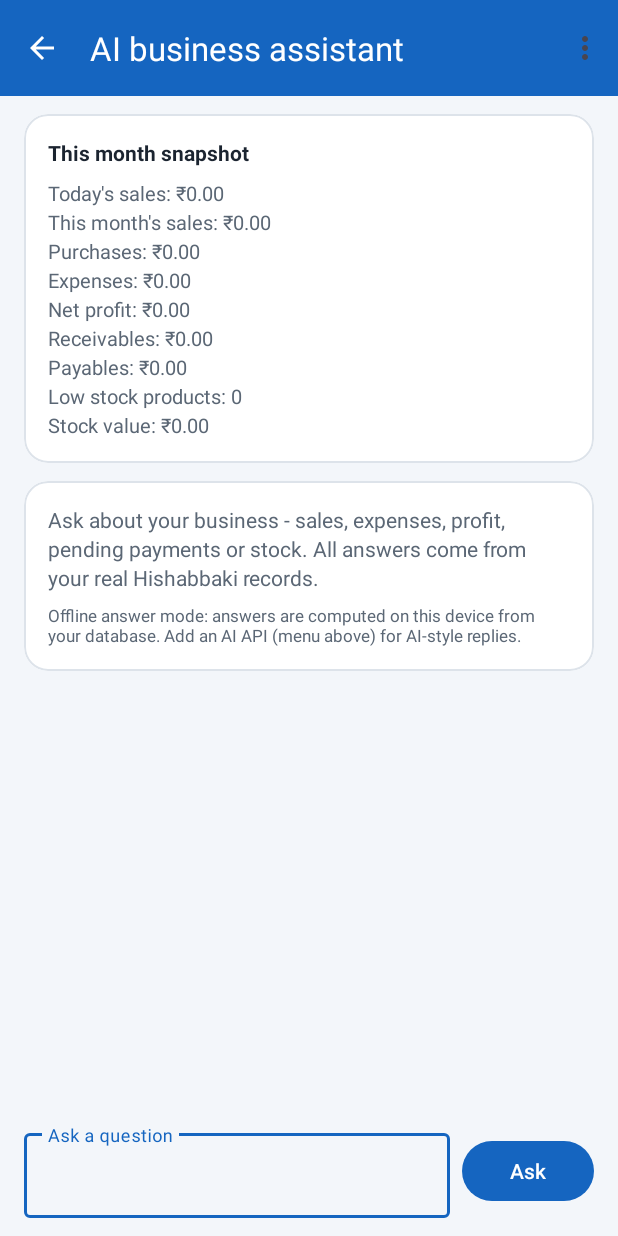
After one commit to Rumpa20/Hishabbaki, an Android app: the AiAssistantActivity screen opened directly, with no data from a screen before it, on a phone screen of 412 x 824 dp. The commit adds this screen. Run offline under Robolectric (Android 15) with nearby library versions, the phone set to English and light mode, and no system bars.

Commit message:
AI business assistant: offline answers from real business data with optional user-configured OpenAI-compatible API (key stored on device only)
Co-authored-by: Rumpa20 <Rumpa20@users.noreply.github.com>

```diff
--- a/app/src/main/AndroidManifest.xml
+++ b/app/src/main/AndroidManifest.xml
@@ -111,6 +111,11 @@
             android:windowSoftInputMode="adjustResize" />
 
         <activity
+            android:name=".AiAssistantActivity"
+            android:exported="false"
+            android:windowSoftInputMode="adjustResize" />
+
+        <activity
             android:name=".CashbookActivity"
             android:exported="false"
             android:windowSoftInputMode="adjustResize" />
--- /dev/null
+++ b/app/src/main/java/com/hisabbaki/app/AiAssistantActivity.kt
@@ -0,0 +1,356 @@
+package com.hisabbaki.app
+
+import android.os.Bundle
+import android.view.View
+import android.widget.TextView
+import android.widget.Toast
+import androidx.appcompat.app.AppCompatActivity
+import com.google.android.material.appbar.MaterialToolbar
+import com.google.android.material.button.MaterialButton
+import com.google.android.material.dialog.MaterialAlertDialogBuilder
+import com.google.android.material.textfield.TextInputEditText
+import com.hisabbaki.app.data.BillingRepo
+import com.hisabbaki.app.data.Db
+import com.hisabbaki.app.data.ExpenseRepo
+import com.hisabbaki.app.data.InventoryRepo
+import com.hisabbaki.app.data.Party
+import com.hisabbaki.app.data.Product
+import com.hisabbaki.app.data.Repository
+import com.hisabbaki.app.util.Money
+import com.hisabbaki.app.util.Qty
+import java.io.IOException
+import java.net.HttpURLConnection
+import java.net.URL
+import java.util.Calendar
+import org.json.JSONArray
+import org.json.JSONObject
+
+/**
+ * Answers business questions from the local database. Optionally forwards the
+ * same computed snapshot to a user-configured OpenAI-compatible API.
+ */
+class AiAssistantActivity : AppCompatActivity() {
+
+    private data class Brief(
+        val todaySalesPaise: Long,
+        val monthSalesPaise: Long,
+        val monthPurchasesPaise: Long,
+        val monthExpensesPaise: Long,
+        val monthProfitPaise: Long,
+        val receivablePaise: Long,
+        val payablePaise: Long,
+        val lowStock: List<Product>,
+        val outOfStockCount: Int,
+        val stockValuePaise: Long,
+        val topCustomers: List<Party>,
+        val topSuppliers: List<Party>
+    )
+
+    private lateinit var tvBrief: TextView
+    private lateinit var tvQuestion: TextView
+    private lateinit var tvAnswer: TextView
+    private lateinit var tvAnswerMeta: TextView
+
+    private var brief: Brief? = null
+    private var requestId = 0
+
+    override fun onCreate(savedInstanceState: Bundle?) {
+        super.onCreate(savedInstanceState)
+        setContentView(R.layout.activity_ai_assistant)
+
+        val toolbar = findViewById<MaterialToolbar>(R.id.toolbar)
+        toolbar.setNavigationOnClickListener { finish() }
+        toolbar.inflateMenu(R.menu.menu_ai)
+        toolbar.setOnMenuItemClickListener { item ->
+            if (item.itemId == R.id.action_ai_config) {
+                showAiConfigDialog()
+                true
+            } else {
+                false
+            }
+        }
+
+        tvBrief = findViewById(R.id.tvBrief)
+        tvQuestion = findViewById(R.id.tvQuestion)
+        tvAnswer = findViewById(R.id.tvAnswer)
+        tvAnswerMeta = findViewById(R.id.tvAnswerMeta)
+        tvAnswerMeta.text = aiConfigNote()
+
+        findViewById<MaterialButton>(R.id.btnAsk).setOnClickListener { onAsk() }
+        loadBrief()
+    }
+
+    private fun bizId(): Int = Prefs.currentBusinessId(this)
+
+    private fun aiConfigured(): Boolean =
+        Prefs.aiBaseUrl(this).isNotBlank() && Prefs.aiModel(this).isNotBlank()
+
+    private fun aiConfigNote(): String =
+        if (aiConfigured()) {
+            getString(R.string.ai_remote_note) + " (" + Prefs.aiModel(this) + ")"
+        } else {
+            getString(R.string.ai_local_note)
+        }
+
+    // ------------------------------------------------------------ local snapshot
+
+    private fun loadBrief() {
+        val appCtx = applicationContext
+        val businessId = bizId()
+        requestId += 1
+        val myId = requestId
+
+        Db.async({
+            val now = System.currentTimeMillis()
+            val dayStart = ExpenseRepo.dayStart(now)
+            val cal = Calendar.getInstance()
+            cal.set(Calendar.DAY_OF_MONTH, 1)
+            val monthStart = ExpenseRepo.dayStart(cal.timeInMillis)
+            cal.add(Calendar.MONTH, 1)
+            val monthEnd = ExpenseRepo.dayStart(cal.timeInMillis)
+
+            val billing = BillingRepo.get(appCtx)
+            val inventory = InventoryRepo.get(appCtx)
+            val repo = Repository.get(appCtx)
+            val todayT = billing.getBusinessTotals(businessId, dayStart, dayStart + DAY_MS)
+            val monthT = billing.getBusinessTotals(businessId, monthStart, monthEnd)
+            val stats = inventory.getProductStats(businessId)
+            Brief(
+                todaySalesPaise = todayT.salesPaise - todayT.salesReturnsPaise,
+                monthSalesPaise = monthT.salesPaise - monthT.salesReturnsPaise,
+                monthPurchasesPaise = monthT.purchasesPaise - monthT.purchaseReturnsPaise,
+                monthExpensesPaise = monthT.expensesPaise,
+                monthProfitPaise = monthT.netProfitPaise,
+                receivablePaise = monthT.receivablePaise,
+                payablePaise = monthT.payablePaise,
+                lowStock = stats.lowStock,
+                outOfStockCount = stats.outOfStockCount,
+                stockValuePaise = stats.stockValuePaise,
+                topCustomers = repo.getParties(false, "", true).filter { it.balancePaise > 0 }.take(5),
+                topSuppliers = repo.getParties(true, "", true).filter { it.balancePaise > 0 }.take(5)
+            )
+        }) { result ->
+            if (isFinishing || isDestroyed || myId != requestId) return@async
+            result.onSuccess {
+                brief = it
+                tvBrief.text = buildBriefText(it)
+            }
+            result.onFailure {
+                Toast.makeText(appCtx, R.string.error_load, Toast.LENGTH_SHORT).show()
+            }
+        }
+    }
+
+    private fun buildBriefText(b: Brief): String = buildString {
+        append(getString(R.string.ai_today_sales)).append(": ")
+        append(Money.format(b.todaySalesPaise)).append('\n')
+        append(getString(R.string.ai_month_sales)).append(": ")
+        append(Money.format(b.monthSalesPaise)).append('\n')
+        append(getString(R.string.ai_purchases)).append(": ")
+        append(Money.format(b.monthPurchasesPaise)).append('\n')
+        append(getString(R.string.ai_expenses)).append(": ")
+        append(Money.format(b.monthExpensesPaise)).append('\n')
+        append(getString(R.string.ai_profit)).append(": ")
+        append(Money.format(b.monthProfitPaise)).append('\n')
+        append(getString(R.string.ai_receivables)).append(": ")
+        append(Money.format(b.receivablePaise)).append('\n')
+        append(getString(R.string.ai_payables)).append(": ")
+        append(Money.format(b.payablePaise)).append('\n')
+        append(getString(R.string.ai_low_stock)).append(": ").append(b.lowStock.size)
+        if (b.outOfStockCount > 0) {
+            append("  (\u26a0 ").append(b.outOfStockCount).append(')')
+        }
+        append('\n')
+        append(getString(R.string.ai_stock_value)).append(": ").append(Money.format(b.stockValuePaise))
+    }
+
+    // ------------------------------------------------------------ ask
+
+    private fun onAsk() {
+        val etQuestion = findViewById<TextInputEditText>(R.id.etQuestion)
+        val question = etQuestion.text.toString().trim()
+        if (question.isEmpty()) return
+        val b = brief ?: return
+
+        tvQuestion.text = question
+        tvQuestion.visibility = View.VISIBLE
+        tvAnswer.text = getString(R.string.ai_thinking)
+        etQuestion.setText("")
+
+        if (aiConfigured()) {
+            Db.async({ callApi(question, buildBriefText(b)) }) { result ->
+                if (isFinishing || isDestroyed) return@async
+                result.onSuccess { answer ->
+                    tvAnswer.text = answer
+                    tvAnswerMeta.text = aiConfigNote()
+                }
+                result.onFailure {
+                    tvAnswer.text = localAnswer(b, question)
+                    tvAnswerMeta.text = getString(R.string.ai_network_error)
+                }
+            }
+        } else {
+            tvAnswer.text = localAnswer(b, question)
+            tvAnswerMeta.text = aiConfigNote()
+        }
+    }
+
+    /** Offline answers computed from the snapshot; supports EN / BN / HI keywords. */
+    private fun localAnswer(b: Brief, question: String): String {
+        val q = question.lowercase()
+        val wantsSales = hasAny(q, "sale", "sales", "bikri", "bikroy", "\u09ac\u09bf\u0995\u09cd\u09b0\u09bf", "\u092c\u093f\u0915\u094d\u0930\u0940", "\u0935\u093f\u0915\u094d\u0930\u092f")
+        val wantsToday = hasAny(q, "today", "\u0986\u099c", "\u0906\u091c")
+        val wantsPurchases = hasAny(q, "purchase", "\u0995\u09c7\u09a8\u09be", "\u0995\u09c7\u09a8\u09be\u0995\u09be\u099f\u09be", "\u0996\u09b0\u09bf\u09a6", "\u0916\u0930\u0940\u0926")
+        val wantsExpenses = hasAny(q, "expense", "\u0996\u09b0\u099a", "\u0996\u09b0\u09cd\u099a", "\u0916\u0930\u094d\u091a", "\u0935\u094d\u092f\u092f")
+        val wantsProfit = hasAny(q, "profit", "\u09b2\u09be\u09ad", "\u09ae\u09c1\u09a8\u09be\u09ab\u09bc\u09be", "\u0932\u093e\u09ad", "\u092e\u0941\u0928\u093e\u092b\u093c\u093e")
+        val wantsReceivable = hasAny(q, "receivable", "pending", "udhar", "due", "customer", "\u09ac\u09be\u0995\u09bf", "\u0989\u09a7\u09be\u09b0", "\u09aa\u09be\u0993\u09a8\u09be", "\u092c\u093e\u0915\u0940", "\u0909\u0927\u093e\u0930", "\u092c\u0915\u093e\u092f\u093e", "\u0917\u094d\u0930\u093e\u0939\u0915", "\u0995\u09be\u09b8\u09cd\u099f\u09ae\u09be\u09b0")
+        val wantsPayable = hasAny(q, "payable", "supplier", "owe", "\u09a6\u09c7\u09a8\u09be", "\u09b8\u09be\u09aa\u09cd\u09b2\u09be\u09af\u09bc\u09be\u09b0", "\u0926\u0947\u092f", "\u0938\u092a\u094d\u0932\u093e\u092f\u0930")
+        val wantsStock = hasAny(q, "stock", "inventory", "\u09b8\u09cd\u099f\u0995", "\u09ae\u099c\u09c1\u09a6", "\u09ae\u09be\u09b2", "\u0938\u094d\u091f\u0949\u0915", "\u0935\u0938\u094d\u0924\u0941", "\u092e\u093e\u09b2")
+
+        if (!wantsSales && !wantsPurchases && !wantsExpenses && !wantsProfit &&
+            !wantsReceivable && !wantsPayable && !wantsStock
+        ) {
+            return buildBriefText(b)
+        }
+
+        val lines = ArrayList<String>()
+        if (wantsSales) {
+            if (wantsToday) {
+                lines.add(getString(R.string.ai_today_sales) + ": " + Money.format(b.todaySalesPaise))
+            } else {
+                lines.add(getString(R.string.ai_month_sales) + ": " + Money.format(b.monthSalesPaise))
+            }
+        }
+        if (wantsPurchases) {
+            lines.add(getString(R.string.ai_purchases) + ": " + Money.format(b.monthPurchasesPaise))
+        }
+        if (wantsExpenses) {
+            lines.add(getString(R.string.ai_expenses) + ": " + Money.format(b.monthExpensesPaise))
+        }
+        if (wantsProfit) {
+            lines.add(getString(R.string.ai_profit) + ": " + Money.format(b.monthProfitPaise))
+        }
+        if (wantsReceivable) {
+            lines.add(getString(R.string.ai_receivables) + ": " + Money.format(b.receivablePaise))
+            if (b.topCustomers.isEmpty()) {
+                lines.add(getString(R.string.ai_top_customers_title) + ": " + getString(R.string.ai_none))
+            } else {
+                lines.add(getString(R.string.ai_top_customers_title) + ":")
+                for (p in b.topCustomers) {
+                    lines.add("\u2022 " + p.name + " \u2013 " + Money.format(p.balancePaise))
+                }
+            }
+        }
+        if (wantsPayable) {
+            lines.add(getString(R.string.ai_payables) + ": " + Money.format(b.payablePaise))
+            for (p in b.topSuppliers) {
+                lines.add("\u2022 " + p.name + " \u2013 " + Money.format(p.balancePaise))
+            }
+        }
+        if (wantsStock) {
+            lines.add(getString(R.string.ai_low_stock) + ": " + b.lowStock.size)
+            lines.add(getString(R.string.ai_stock_value) + ": " + Money.format(b.stockValuePaise))
+            for (p in b.lowStock.take(5)) {
+                lines.add("\u2022 " + p.name + " \u2013 " + Qty.format(p.stockMilli, p.unit))
+            }
+        }
+        return lines.joinToString("\n")
+    }
+
+    private fun hasAny(q: String, vararg keys: String): Boolean = keys.any { q.contains(it) }
+
+    // ------------------------------------------------------------ remote API
+
+    private fun callApi(question: String, snapshot: String): String {
+        val base = Prefs.aiBaseUrl(this).trim().trimEnd('/')
+        val model = Prefs.aiModel(this).trim()
+        val key = Prefs.aiApiKey(this).trim()
+        val url = URL(if (base.endsWith("/chat/completions")) base else base + "/chat/completions")
+
+        val messages = JSONArray()
+            .put(
+                JSONObject()
+                    .put("role", "system")
+                    .put("content", SYSTEM_PROMPT + "\n\n" + snapshot)
+            )
+            .put(
+                JSONObject()
+                    .put("role", "user")
+                    .put("content", question)
+            )
+        val payload = JSONObject()
+            .put("model", model)
+            .put("max_tokens", 600)
+            .put("messages", messages)
+
+        val conn = url.openConnection() as HttpURLConnection
+        try {
+            conn.requestMethod = "POST"
+            conn.connectTimeout = 15000
+            conn.readTimeout = 60000
+            conn.doOutput = true
+            conn.setRequestProperty("Content-Type", "application/json")
+            if (key.isNotEmpty()) conn.setRequestProperty("Authorization", "Bearer $key")
+            conn.outputStream.use { out ->
+                out.write(payload.toString().toByteArray(Charsets.UTF_8))
+            }
+            val code = conn.responseCode
+            val stream = if (code in 200..299) conn.inputStream else conn.errorStream
+            val body = stream?.bufferedReader()?.use { it.readText() } ?: ""
+            if (code !in 200..299) throw IOException("HTTP $code")
+            val choices = JSONObject(body).getJSONArray("choices")
+            return choices.getJSONObject(0).getJSONObject("message")
+                .getString("content").trim()
+        } finally {
+            conn.disconnect()
+        }
+    }
+
+    // ------------------------------------------------------------ config dialog
+
+    private fun showAiConfigDialog() {
+        val view = layoutInflater.inflate(R.layout.dialog_ai_config, null)
+        val etBaseUrl = view.findViewById<TextInputEditText>(R.id.etAiBaseUrl)
+        val etModel = view.findViewById<TextInputEditText>(R.id.etAiModel)
+        val etKey = view.findViewById<TextInputEditText>(R.id.etAiApiKey)
+        etBaseUrl.setText(Prefs.aiBaseUrl(this))
+        etModel.setText(Prefs.aiModel(this))
+        etKey.setText(Prefs.aiApiKey(this))
+
+        MaterialAlertDialogBuilder(this)
+            .setTitle(R.string.ai_config)
+            .setView(view)
+            .setNegativeButton(R.string.cancel, null)
+            .setPositiveButton(R.string.save) { _, _ ->
+                Prefs.setAiConfig(
+                    this,
+                    etBaseUrl.text.toString(),
+                    etModel.text.toString(),
+                    etKey.text.toString()
+                )
+                tvAnswerMeta.text = aiConfigNote()
+                Toast.makeText(this, R.string.ai_saved, Toast.LENGTH_SHORT).show()
+            }
+            .setNeutralButton(R.string.ai_clear, null)
+            .show()
+            .also { dialog ->
+                // Clear must run after the positive handler never fires; use dedicated button
+                dialog.getButton(androidx.appcompat.app.AlertDialog.BUTTON_NEUTRAL).setOnClickListener {
+                    Prefs.clearAiConfig(applicationContext)
+                    dialog.dismiss()
+                    tvAnswerMeta.text = aiConfigNote()
+                    Toast.makeText(this, R.string.ai_saved, Toast.LENGTH_SHORT).show()
+                }
+            }
+    }
+
+    private companion object {
+        const val DAY_MS = 24L * 60 * 60 * 1000
+
+        const val SYSTEM_PROMPT =
+            "You are the AI assistant inside the Hishabbaki business app. " +
+                "Answer in the same language the user asked in. " +
+                "Use only the business snapshot below; do not invent numbers. " +
+                "Keep answers short and practical."
+    }
+}
--- a/app/src/main/java/com/hisabbaki/app/SettingsFragment.kt
+++ b/app/src/main/java/com/hisabbaki/app/SettingsFragment.kt
@@ -98,6 +98,9 @@ class SettingsFragment : Fragment(R.layout.fragment_settings) {
         }
         view.findViewById<View>(R.id.rowCashbook).setOnClickListener {
             startActivity(Intent(requireContext(), CashbookActivity::class.java))
+        }
+        view.findViewById<View>(R.id.rowAi).setOnClickListener {
+            startActivity(Intent(requireContext(), AiAssistantActivity::class.java))
         }
         view.findViewById<View>(R.id.rowExport).setOnClickListener { showExportDialog() }
         view.findViewById<View>(R.id.rowBackup).setOnClickListener { showBackupDialog() }
--- /dev/null
+++ b/app/src/main/res/layout/activity_ai_assistant.xml
@@ -0,0 +1,146 @@
+<?xml version="1.0" encoding="utf-8"?>
+<LinearLayout xmlns:android="http://schemas.android.com/apk/res/android"
+    xmlns:app="http://schemas.android.com/apk/res-auto"
+    android:layout_width="match_parent"
+    android:layout_height="match_parent"
+    android:background="@color/background"
+    android:orientation="vertical">
+
+    <com.google.android.material.appbar.MaterialToolbar
+        android:id="@+id/toolbar"
+        android:layout_width="match_parent"
+        android:layout_height="?attr/actionBarSize"
+        android:background="@color/header_bg"
+        app:navigationIcon="@drawable/ic_back"
+        app:navigationIconTint="@color/on_header"
+        app:title="@string/ai_assistant"
+        app:titleTextColor="@color/on_header" />
+
+    <androidx.core.widget.NestedScrollView
+        android:id="@+id/scroll"
+        android:layout_width="match_parent"
+        android:layout_height="0dp"
+        android:layout_weight="1"
+        android:fillViewport="true"
+        android:overScrollMode="never">
+
+        <LinearLayout
+            android:layout_width="match_parent"
+            android:layout_height="wrap_content"
+            android:orientation="vertical"
+            android:paddingBottom="16dp">
+
+            <com.google.android.material.card.MaterialCardView
+                style="@style/HisabCard"
+                android:layout_width="match_parent"
+                android:layout_height="wrap_content"
+                android:layout_marginStart="16dp"
+                android:layout_marginTop="12dp"
+                android:layout_marginEnd="16dp">
+
+                <LinearLayout
+                    android:layout_width="match_parent"
+                    android:layout_height="wrap_content"
+                    android:orientation="vertical"
+                    android:padding="16dp">
+
+                    <TextView
+                        android:id="@+id/tvBriefTitle"
+                        android:layout_width="match_parent"
+                        android:layout_height="wrap_content"
+                        android:text="@string/ai_brief_title"
+                        android:textColor="@color/text_primary"
+                        android:textSize="14sp"
+                        android:textStyle="bold" />
+
+                    <TextView
+                        android:id="@+id/tvBrief"
+                        android:layout_width="match_parent"
+                        android:layout_height="wrap_content"
+                        android:layout_marginTop="8dp"
+                        android:lineSpacingExtra="3dp"
+                        android:textColor="@color/text_secondary"
+                        android:textSize="13sp" />
+                </LinearLayout>
+            </com.google.android.material.card.MaterialCardView>
+
+            <com.google.android.material.card.MaterialCardView
+                style="@style/HisabCard"
+                android:layout_width="match_parent"
+                android:layout_height="wrap_content"
+                android:layout_marginStart="16dp"
+                android:layout_marginTop="12dp"
+                android:layout_marginEnd="16dp">
+
+                <LinearLayout
+                    android:layout_width="match_parent"
+                    android:layout_height="wrap_content"
+                    android:orientation="vertical"
+                    android:padding="16dp">
+
+                    <TextView
+                        android:id="@+id/tvQuestion"
+                        android:layout_width="match_parent"
+                        android:layout_height="wrap_content"
+                        android:textColor="@color/text_primary"
+                        android:textSize="14sp"
+                        android:textStyle="bold"
+                        android:visibility="gone" />
+
+                    <TextView
+                        android:id="@+id/tvAnswer"
+                        android:layout_width="match_parent"
+                        android:layout_height="wrap_content"
+                        android:lineSpacingExtra="3dp"
+                        android:text="@string/ai_intro"
+                        android:textColor="@color/text_secondary"
+                        android:textSize="14sp" />
+
+                    <TextView
+                        android:id="@+id/tvAnswerMeta"
+                        android:layout_width="match_parent"
+                        android:layout_height="wrap_content"
+                        android:layout_marginTop="8dp"
+                        android:text="@string/ai_local_note"
+                        android:textColor="@color/text_secondary"
+                        android:textSize="11sp" />
+                </LinearLayout>
+            </com.google.android.material.card.MaterialCardView>
+        </LinearLayout>
+    </androidx.core.widget.NestedScrollView>
+
+    <LinearLayout
+        android:layout_width="match_parent"
+        android:layout_height="wrap_content"
+        android:background="@color/background"
+        android:gravity="center_vertical"
+        android:orientation="horizontal"
+        android:paddingStart="16dp"
+        android:paddingTop="8dp"
+        android:paddingEnd="16dp"
+        android:paddingBottom="12dp">
+
+        <com.google.android.material.textfield.TextInputLayout
+            style="@style/Widget.Material3.TextInputLayout.OutlinedBox"
+            android:layout_width="0dp"
+            android:layout_height="wrap_content"
+            android:layout_weight="1">
+
+            <com.google.android.material.textfield.TextInputEditText
+                android:id="@+id/etQuestion"
+                android:layout_width="match_parent"
+                android:layout_height="wrap_content"
+                android:hint="@string/ai_ask_hint"
+                android:imeOptions="actionSend"
+                android:inputType="text"
+                android:maxLines="1" />
+        </com.google.android.material.textfield.TextInputLayout>
+
+        <com.google.android.material.button.MaterialButton
+            android:id="@+id/btnAsk"
+            android:layout_width="wrap_content"
+            android:layout_height="wrap_content"
+            android:layout_marginStart="8dp"
+            android:text="@string/ai_send" />
+    </LinearLayout>
+</LinearLayout>
--- /dev/null
+++ b/app/src/main/res/menu/menu_ai.xml
@@ -0,0 +1,9 @@
+<?xml version="1.0" encoding="utf-8"?>
+<menu xmlns:android="http://schemas.android.com/apk/res/android"
+    xmlns:app="http://schemas.android.com/apk/res-auto">
+
+    <item
+        android:id="@+id/action_ai_config"
+        android:title="@string/ai_config"
+        app:showAsAction="never" />
+</menu>
--- a/app/src/main/res/values/strings_phase5.xml
+++ b/app/src/main/res/values/strings_phase5.xml
@@ -265,4 +265,33 @@
 <string name="error_staff_name">Please enter a name</string>
 <string name="error_salary_amount">Please enter a valid amount</string>
 <string name="joined_on">Joined %1$s</string>
+<string name="ai_assistant">AI business assistant</string>
+<string name="ai_intro">Ask about your business - sales, expenses, profit, pending payments or stock. All answers come from your real Hishabbaki records.</string>
+<string name="ai_ask_hint">Ask a question</string>
+<string name="ai_send">Ask</string>
+<string name="ai_thinking">Calculating from your books…</string>
+<string name="ai_local_note">Offline answer mode: answers are computed on this device from your database. Add an AI API (menu above) for AI-style replies.</string>
+<string name="ai_remote_note">Answered by your configured AI API using your live data; the API key goes only to your chosen endpoint</string>
+<string name="ai_network_error">Could not reach the AI API. Showing an offline answer from your database instead.</string>
+<string name="ai_config">AI API configuration</string>
+<string name="ai_base_url">API base URL (OpenAI compatible)</string>
+<string name="ai_model">Model name</string>
+<string name="ai_api_key">API key</string>
+<string name="ai_key_warning">The key is stored only on this device and is sent only to the base URL above. Never share screenshots of this dialog.</string>
+<string name="ai_key_remove">Leave the fields empty to keep using offline answers.</string>
+<string name="ai_saved">AI settings saved</string>
+<string name="ai_clear">Clear</string>
+<string name="ai_brief_title">This month snapshot</string>
+<string name="ai_today_sales">Today\'s sales</string>
+<string name="ai_month_sales">This month\'s sales</string>
+<string name="ai_purchases">Purchases</string>
+<string name="ai_expenses">Expenses</string>
+<string name="ai_profit">Net profit</string>
+<string name="ai_receivables">Receivables</string>
+<string name="ai_payables">Payables</string>
+<string name="ai_low_stock">Low stock products</string>
+<string name="ai_out_of_stock">Out of stock</string>
+<string name="ai_stock_value">Stock value</string>
+<string name="ai_top_customers_title">Customers with pending payment</string>
+<string name="ai_none">None</string>
 </resources>
```
Also changed, not shown: app/src/main/res/layout/dialog_ai_config.xml (added, +75 -0 lines), app/src/main/res/layout/fragment_settings.xml (+12 -0 lines), 2 other files.
